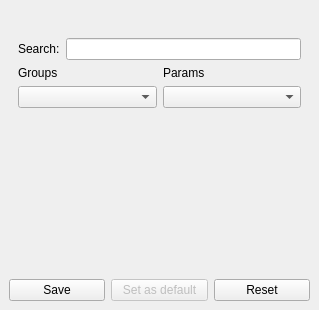
The window that SeaGoatVision/client/qt/uifiles/WinParam.ui (Octets/SeaGoatVision) describes before a commit, drawn with Qt 5.
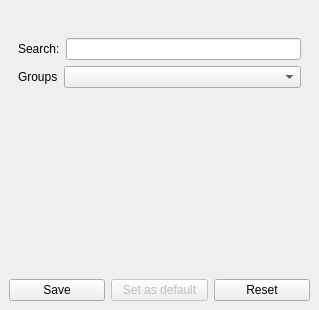
The same window after the commit.

Commit message: Qt: Show all param in param widget.Remove cb_param to select only one.

The edit to the form file:
```diff
--- a/SeaGoatVision/client/qt/uifiles/WinParam.ui
+++ b/SeaGoatVision/client/qt/uifiles/WinParam.ui
@@ -45,45 +45,27 @@
        <item row="2" column="0">
         <layout class="QHBoxLayout" name="horizontalLayout_2">
          <item>
-          <layout class="QVBoxLayout" name="verticalLayout_3">
-           <item>
             <widget class="QLabel" name="label_3">
+           <property name="sizePolicy">
+            <sizepolicy hsizetype="Maximum" vsizetype="Maximum">
+             <horstretch>0</horstretch>
+             <verstretch>0</verstretch>
+            </sizepolicy>
+           </property>
              <property name="text">
               <string>Groups</string>
              </property>
             </widget>
            </item>
            <item>
-            <widget class="QComboBox" name="cb_group"/>
-           </item>
-          </layout>
-         </item>
-         <item>
-          <layout class="QVBoxLayout" name="verticalLayout_2">
-           <item>
-            <widget class="QLabel" name="label_2">
+          <widget class="QComboBox" name="cb_group">
              <property name="sizePolicy">
-              <sizepolicy hsizetype="Maximum" vsizetype="Preferred">
+            <sizepolicy hsizetype="Expanding" vsizetype="Fixed">
                <horstretch>0</horstretch>
                <verstretch>0</verstretch>
               </sizepolicy>
              </property>
-             <property name="text">
-              <string>Params</string>
-             </property>
-            </widget>
-           </item>
-           <item>
-            <widget class="QComboBox" name="cb_filter_param">
-             <property name="sizePolicy">
-              <sizepolicy hsizetype="Minimum" vsizetype="Fixed">
-               <horstretch>0</horstretch>
-               <verstretch>0</verstretch>
-              </sizepolicy>
-             </property>
-            </widget>
-           </item>
-          </layout>
+          </widget>
          </item>
         </layout>
        </item>
@@ -140,7 +122,7 @@
          <x>0</x>
          <y>0</y>
          <width>301</width>
-         <height>80</height>
+         <height>108</height>
         </rect>
        </property>
        <layout class="QVBoxLayout" name="verticalLayout">
```
Lines whose indentation alone changed are shown as unchanged. The commit also changes 3 other files.
